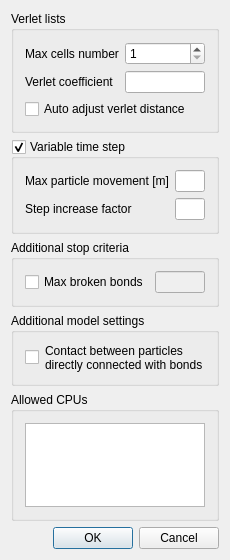
This is QTDialogs/SimulatorTab/SimulatorSettingsTab.ui in msolids/musen as Qt 5 draws it before an edit. The edited form follows.
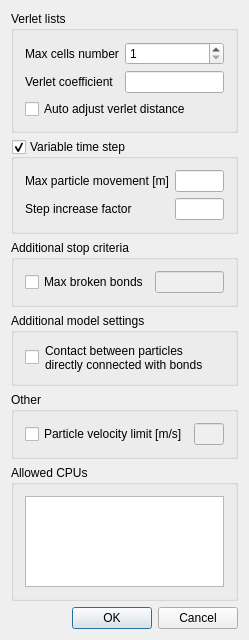
This is the edited form. Icons and pictures are not drawn.

Commit message: feat: Particle velocity limit

```diff
--- a/QTDialogs/SimulatorTab/SimulatorSettingsTab.ui
+++ b/QTDialogs/SimulatorTab/SimulatorSettingsTab.ui
@@ -6,8 +6,8 @@
    <rect>
     <x>0</x>
     <y>0</y>
-    <width>230</width>
-    <height>560</height>
+    <width>249</width>
+    <height>640</height>
    </rect>
   </property>
   <property name="windowTitle">
@@ -199,6 +199,47 @@
      </layout>
     </widget>
    </item>
+   <item>
+    <widget class="QGroupBox" name="groupBoxOther">
+     <property name="title">
+      <string>Other</string>
+     </property>
+     <layout class="QHBoxLayout" name="horizontalLayout_4">
+      <item>
+       <widget class="QCheckBox" name="checkBoxPartVelocityLimit">
+        <property name="toolTip">
+         <string>Limit the maximum velocity of particle movement</string>
+        </property>
+        <property name="statusTip">
+         <string>Limit the maximum velocity of particle movement</string>
+        </property>
+        <property name="whatsThis">
+         <string>Limit the maximum velocity of particle movement</string>
+        </property>
+        <property name="text">
+         <string>Particle velocity limit [m/s]</string>
+        </property>
+       </widget>
+      </item>
+      <item>
+       <widget class="QLineEdit" name="lineEditPartVelocityLimit">
+        <property name="enabled">
+         <bool>false</bool>
+        </property>
+        <property name="toolTip">
+         <string>Maximum particle velocity allowed</string>
+        </property>
+        <property name="statusTip">
+         <string>Maximum particle velocity allowed</string>
+        </property>
+        <property name="whatsThis">
+         <string>Maximum particle velocity allowed</string>
+        </property>
+       </widget>
+      </item>
+     </layout>
+    </widget>
+   </item>
    <item>
     <widget class="QGroupBox" name="groupBoxCPUs">
      <property name="title">
```
Left out of the diff: 4 changed lines with no effect on the pictures. The commit also changes 15 other files.
